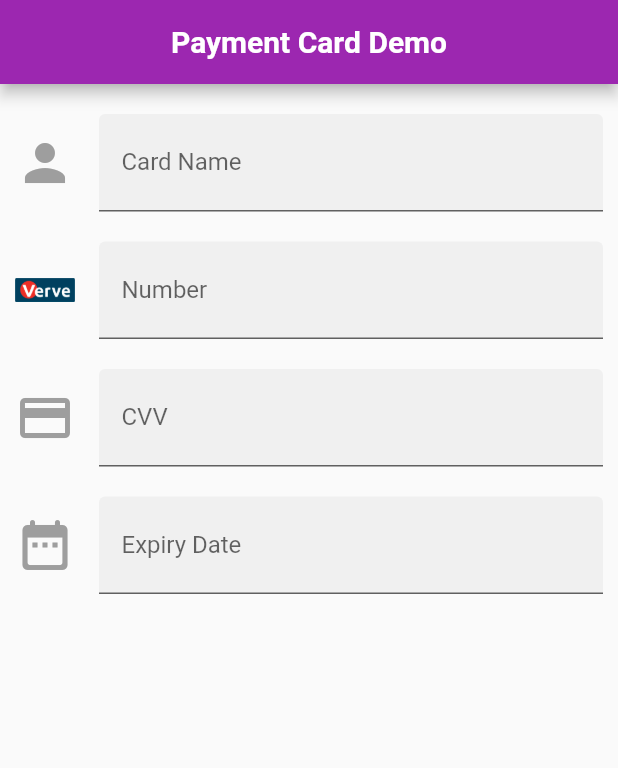
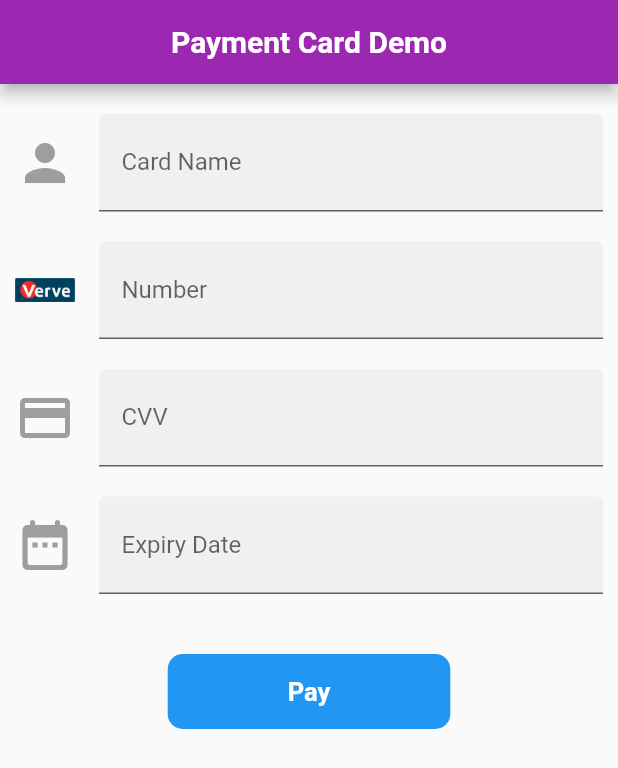
Before and after one commit to Naandalist/payment-card-ui, a Flutter app: the screen it shows after launch, on a phone screen of 412 x 824 dp. Shown: the top 768 px of the screen. Run offline on Flutter 3.47's test engine with Material 2 defaults, Android fonts, the phone set to English and light mode, and no system bars.

Commit message:
Add Pay Button

```diff
--- a/lib/appScreen.dart
+++ b/lib/appScreen.dart
@@ -47,7 +47,7 @@ class AppScreenState extends State<AppScreen> {
                     ),
                     border: UnderlineInputBorder(),
                     filled: true,
-                    hintText: 'e.g. Musa Adebola',
+                    hintText: '0000-0000-0000-0000-000',
                     labelText: 'Number',
                   ),
                 ),
@@ -64,7 +64,7 @@ class AppScreenState extends State<AppScreen> {
                     ),
                     border: UnderlineInputBorder(),
                     filled: true,
-                    hintText: 'e.g. Musa Adebola',
+                    hintText: '000',
                     labelText: 'CVV',
                   ),
                 ),
@@ -86,10 +86,31 @@ class AppScreenState extends State<AppScreen> {
                   ),
                 ),
               ),
+              Container(
+                alignment: Alignment.center,
+                margin: EdgeInsets.only(top: 20),
+                child: _payButton(),
+              )
             ],
           ),
         ),
       ),
     );
   }
+
+  Widget _payButton() {
+    return new FlatButton(
+      onPressed: () {},
+      color: Colors.blue,
+      textColor: Colors.white,
+      child: new Text(
+        'Pay',
+        style: const TextStyle(fontSize: 17.0, fontWeight: FontWeight.bold),
+      ),
+      shape: RoundedRectangleBorder(
+        borderRadius: const BorderRadius.all(const Radius.circular(10.0)),
+      ),
+      padding: const EdgeInsets.symmetric(vertical: 15.0, horizontal: 80.0),
+    );
+  }
 }
```
